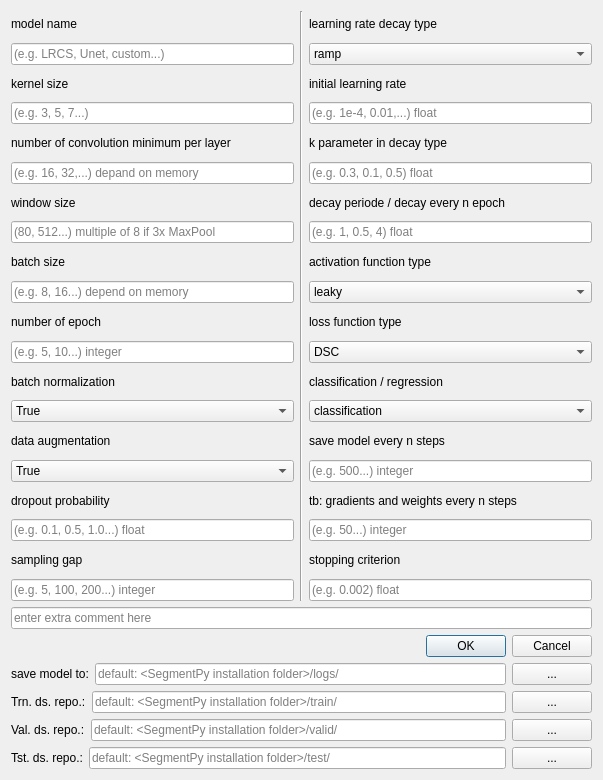
Before: the Qt Designer form _taskManager/dialog.ui in ZeliangSu/SegmentPy, drawn with Qt 5.
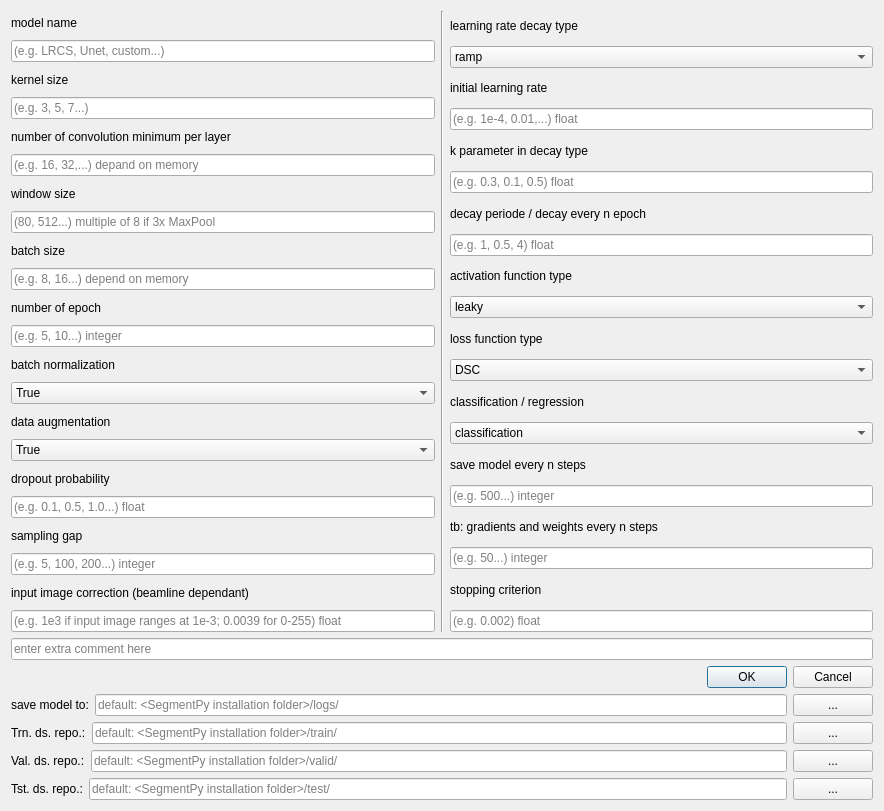
After: the same form once the commit is applied.

Commit message: 1. enable correction/sample gap/criterion in gridSearch for more general usage

Diff of the .ui file:
```diff
--- a/_taskManager/dialog.ui
+++ b/_taskManager/dialog.ui
@@ -6,8 +6,8 @@
    <rect>
     <x>0</x>
     <y>0</y>
-    <width>603</width>
-    <height>780</height>
+    <width>884</width>
+    <height>811</height>
    </rect>
   </property>
   <property name="windowTitle">
@@ -180,6 +180,20 @@
            </property>
           </widget>
          </item>
+         <item>
+          <widget class="QLabel" name="label_25">
+           <property name="text">
+            <string>input image correction (beamline dependant)</string>
+           </property>
+          </widget>
+         </item>
+         <item>
+          <widget class="QLineEdit" name="correction">
+           <property name="placeholderText">
+            <string>(e.g. 1e3 if input image ranges at 1e-3; 0.0039 for 0-255) float</string>
+           </property>
+          </widget>
+         </item>
         </layout>
        </item>
        <item>
```
The commit also changes 4 other files.
